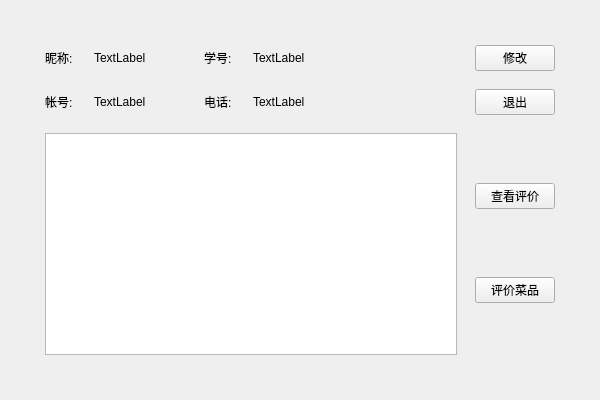
Before: the Qt Designer form ui/home.ui in fanenr/cxx-DS-client, drawn with Qt 5.
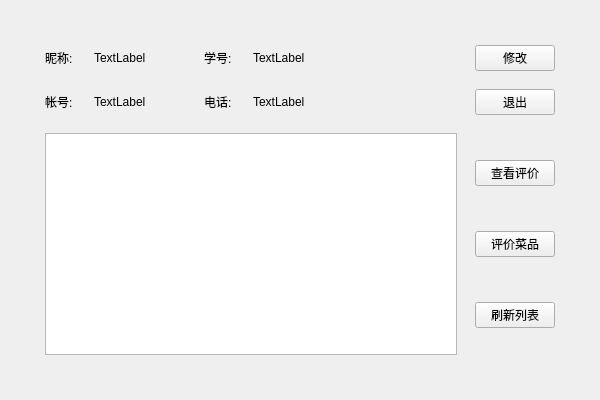
After: the same form once the commit is applied.

The edit to the form file:
```diff
--- a/ui/home.ui
+++ b/ui/home.ui
@@ -198,6 +198,19 @@
             </property>
            </widget>
           </item>
+          <item>
+           <widget class="QPushButton" name="pbtn5">
+            <property name="sizePolicy">
+             <sizepolicy hsizetype="Fixed" vsizetype="Fixed">
+              <horstretch>0</horstretch>
+              <verstretch>0</verstretch>
+             </sizepolicy>
+            </property>
+            <property name="text">
+             <string>刷新列表</string>
+            </property>
+           </widget>
+          </item>
          </layout>
         </item>
        </layout>
```
Left out of the diff: 6 changed lines with no effect on the pictures.
